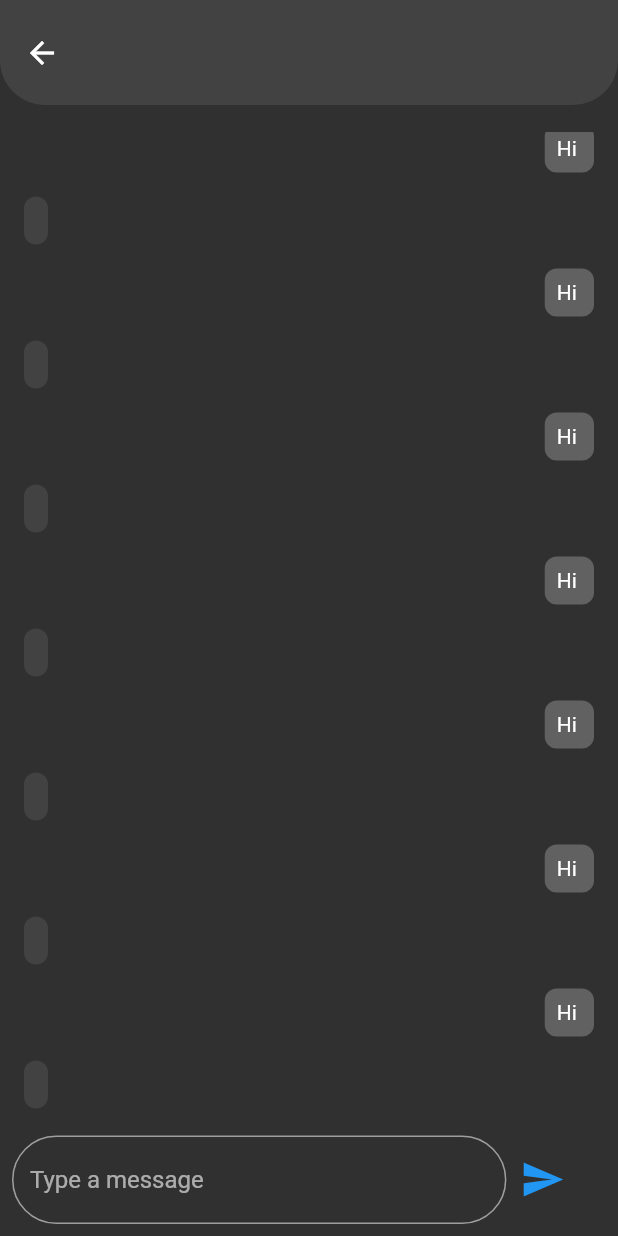
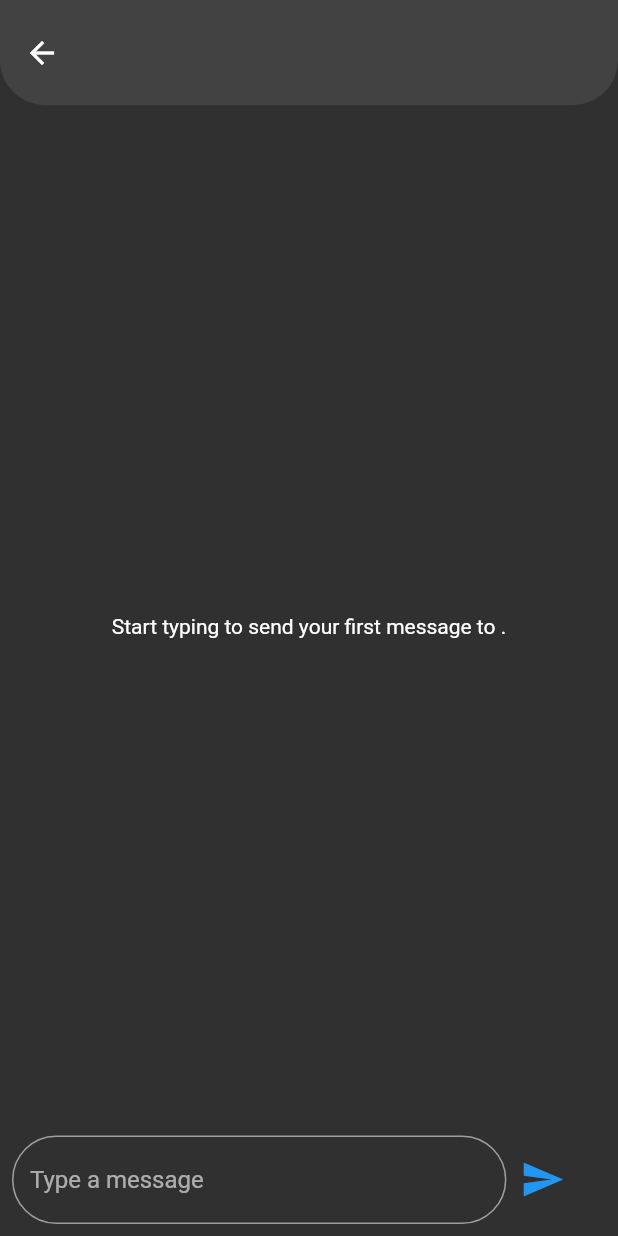
Before and after one commit to abdelazizrashed/Howdy-Encrypted-Messaging, a Flutter app: the ChatRoomPage screen opened directly with empty values, after a tap on the "send" icon, on a phone screen of 412 x 824 dp. Run offline on Flutter 3.47's test engine with Material 2 defaults, Android fonts, the phone set to English and light mode, and no system bars; our stand-ins replace bloc, cloud_firestore, equatable, file_picker, firebase_auth, firebase_core and 8 more; accounts and stored records are empty.

Commit message:
Finish  messaging, the app done for now

```diff
--- a/lib/app.dart
+++ b/lib/app.dart
@@ -29,6 +29,9 @@ class App extends StatelessWidget {
         BlocProvider(
           create: (context) => SearchFriendsListBloc(),
         ),
+        BlocProvider(
+          create: (context) => MessageBloc(),
+        ),
       ],
       child: MaterialApp(
         title: 'Howdy: Encrypted messaging app',
--- a/lib/features/chats/bloc/blocs.dart
+++ b/lib/features/chats/bloc/blocs.dart
@@ -1,3 +1,4 @@
 export './search/search_bloc.dart';
 export './friends_list/friends_list_bloc.dart';
 export './search_friends_list/search_friends_list_bloc.dart';
+export "./message/message_bloc.dart";
--- a/lib/features/chats/bloc/friends_list/friends_list_bloc.dart
+++ b/lib/features/chats/bloc/friends_list/friends_list_bloc.dart
@@ -35,5 +35,6 @@ class FriendsListBloc extends Bloc<FriendsListEvent, FriendsListState> {
         return FriendsListLoaded(friendsList);
       },
     );
+    emit(const FriendsListLoaded([]));
   }
 }
--- a/lib/features/chats/services/message_services.dart
+++ b/lib/features/chats/services/message_services.dart
@@ -27,12 +27,18 @@ class MessageServices {
     var fromUser = await _userServices.getUserFromDatabase(message.fromUid);
     var toUser = await _userServices.getUserFromDatabase(message.toUid);
     //update the last message
+    var friendsListSnapshot = await FirebaseFirestore.instance
+        .collection("FriendsList")
+        .doc(message.fromUid)
+        .get();
+
     await FirebaseFirestore.instance
         .collection("FriendsList")
         .doc(message.fromUid)
         .set(
       {
         "friendsList": {
+          ...friendsListSnapshot.data()?["friendsList"],
           message.toUid: {
             "createdAt":
                 (message.createdAt.millisecondsSinceEpoch / 1000).round(),
@@ -56,8 +62,8 @@ class MessageServices {
           message.fromUid: {
             "createdAt":
                 (message.createdAt.millisecondsSinceEpoch / 1000).round(),
-            "displayName": fromUser.displayName,
-            "photoURL": fromUser.photoURL,
+            "displayName": toUser.displayName,
+            "photoURL": toUser.photoURL,
             "lastMessage":
                 message.text == null || (message.text?.isEmpty ?? true)
                     ? "attachment"
--- a/lib/features/chats/ui/pages/chat_room_page.dart
+++ b/lib/features/chats/ui/pages/chat_room_page.dart
@@ -1,14 +1,22 @@
 import 'package:flutter/material.dart';
-import 'package:howdy/features/chats/models/friend_list_item_model.dart';
+import 'package:flutter_bloc/flutter_bloc.dart';
+import 'package:howdy/features/chats/bloc/blocs.dart';
 import 'package:howdy/features/chats/ui/widgets/widgets.dart';
+import 'package:shared_preferences/shared_preferences.dart';
 
+import '../../models/models.dart';
+
+// ignore: must_be_immutable
 class ChatRoomPage extends StatelessWidget {
   final FriendListItemModel friendListItem;
-  const ChatRoomPage({Key? key, required this.friendListItem})
-      : super(key: key);
+  ChatRoomPage({Key? key, required this.friendListItem}) : super(key: key);
+
+  TextEditingController msgController = TextEditingController();
 
   @override
   Widget build(BuildContext context) {
+    BlocProvider.of<MessageBloc>(context)
+        .add(GetMessagesEvent(friendListItem.uid));
     return Scaffold(
       appBar: AppBar(
         centerTitle: true,
@@ -29,17 +37,43 @@ class ChatRoomPage extends StatelessWidget {
             Expanded(
               child: Padding(
                 padding: const EdgeInsets.symmetric(vertical: 10),
-                child: ListView.builder(
-                  reverse: true,
-                  itemCount: 20,
-                  itemBuilder: (context, index) {
-                    if (index % 2 == 0) {
-                      return RecievedMessage(
-                          message: friendListItem.lastMessage);
-                    } else {
-                      return SentMessage(
-                          message: "Hi " + friendListItem.displayName);
+                child: BlocBuilder<MessageBloc, MessageState>(
+                  builder: (context, state) {
+                    if (state is MessageLoading) {
+                      return const Center(
+                        child: CircularProgressIndicator(),
+                      );
                     }
+                    if (state is MessageLoaded) {
+                      if (state.messages.isEmpty) {
+                        return Center(
+                          child: Text(
+                              "Start typing to send your first message to ${friendListItem.displayName}."),
+                        );
+                      }
+                      return ListView.builder(
+                        reverse: true,
+                        itemCount: state.messages.length,
+                        itemBuilder: (context, index) {
+                          var msg = state.messages[index];
+                          if (msg.messageDirection ==
+                              MessageDirection.recieved) {
+                            if (msg.text != null) {
+                              return RecievedMessage(message: msg.text!);
+                            }
+                          }
+                          if (msg.text != null) {
+                            return SentMessage(message: msg.text!);
+                          }
+                          return Container(); //TODO: check for other types of messages and display them.
+                        },
+                      );
+                    }
+
+                    return Center(
+                      child: Text(
+                          "Start typing to send your first message to ${friendListItem.displayName}."),
+                    );
                   },
                 ),
               ),
@@ -48,8 +82,9 @@ class ChatRoomPage extends StatelessWidget {
               children: [
                 SizedBox(
                   width: MediaQuery.of(context).size.width * 0.8,
-                  child: const TextField(
-                    decoration: InputDecoration(
+                  child: TextField(
+                    controller: msgController,
+                    decoration: const InputDecoration(
                       hintText: "Type a message",
                       enabledBorder: OutlineInputBorder(
                         borderRadius: BorderRadius.all(Radius.circular(100.0)),
@@ -66,7 +101,24 @@ class ChatRoomPage extends StatelessWidget {
                 ),
                 IconButton(
                   iconSize: 30,
-                  onPressed: () {},
+                  onPressed: () async {
+                    var uid = (await SharedPreferences.getInstance())
+                        .getString("uid");
+                    if (msgController.text.isNotEmpty &&
+                        msgController.text.trim().isNotEmpty) {
+                      var msg = MessageModel(
+                        createdAt: DateTime.now(),
+                        messageDirection: MessageDirection.sent,
+                        messageType: MessageType.text,
+                        fromUid: uid!,
+                        toUid: friendListItem.uid,
+                        text: msgController.text,
+                      );
+                      BlocProvider.of<MessageBloc>(context)
+                          .add(SendMessagesEvent(msg));
+                      msgController.clear();
+                    }
+                  },
                   icon: const Icon(
                     Icons.send,
                     color: Colors.blue,
```
